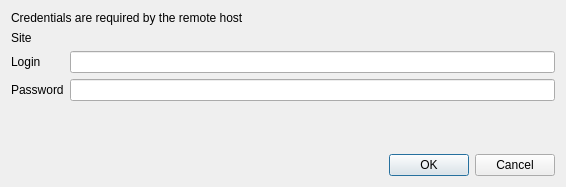
The window that updater/ui/authenticationdialog.ui (Covalia/standalone-deployer) describes before a commit, drawn with Qt 5.
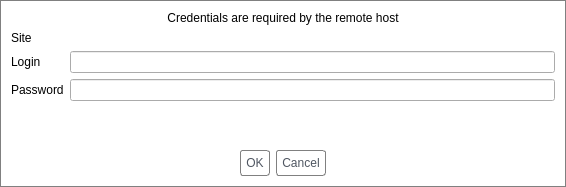
The same window after the commit.

Commit message: Ajout style dialogue login / password proxy

The edit to the form file:
```diff
--- a/updater/ui/authenticationdialog.ui
+++ b/updater/ui/authenticationdialog.ui
@@ -11,14 +11,32 @@
    </rect>
   </property>
   <property name="styleSheet">
-   <string notr="true"/>
+   <string notr="true">QDialog{
+	border :  1px solid gray;
+	background : white
+}</string>
+  </property>
+  <property name="locale">
+   <locale language="French" country="France"/>
   </property>
   <layout class="QGridLayout">
    <item row="0" column="0" colspan="2">
     <widget class="QLabel" name="titlelabel">
+     <property name="sizePolicy">
+      <sizepolicy hsizetype="Preferred" vsizetype="Preferred">
+       <horstretch>0</horstretch>
+       <verstretch>0</verstretch>
+      </sizepolicy>
+     </property>
+     <property name="styleSheet">
+      <string notr="true">color : @gray-text-color;</string>
+     </property>
      <property name="text">
       <string>Credentials are required by the remote host</string>
      </property>
+     <property name="alignment">
+      <set>Qt::AlignCenter</set>
+     </property>
      <property name="wordWrap">
       <bool>false</bool>
      </property>
@@ -50,12 +68,29 @@
    </item>
    <item row="5" column="0" colspan="2">
     <widget class="QDialogButtonBox" name="buttonBox">
+     <property name="styleSheet">
+      <string notr="true">QPushButton {
+border-radius:3px;
+border:1px solid gray;
+color:white;
+padding:5px 5px;
+color:#4f5661;
+}
+
+QPushButton:hover {
+color:white;
+background:#12aa52;
+}</string>
+     </property>
      <property name="orientation">
       <enum>Qt::Horizontal</enum>
      </property>
      <property name="standardButtons">
       <set>QDialogButtonBox::Cancel|QDialogButtonBox::Ok</set>
      </property>
+     <property name="centerButtons">
+      <bool>true</bool>
+     </property>
     </widget>
    </item>
    <item row="1" column="0">
```
Left out of the diff: 11 changed lines with no effect on the pictures. The commit also changes 8 other files.
